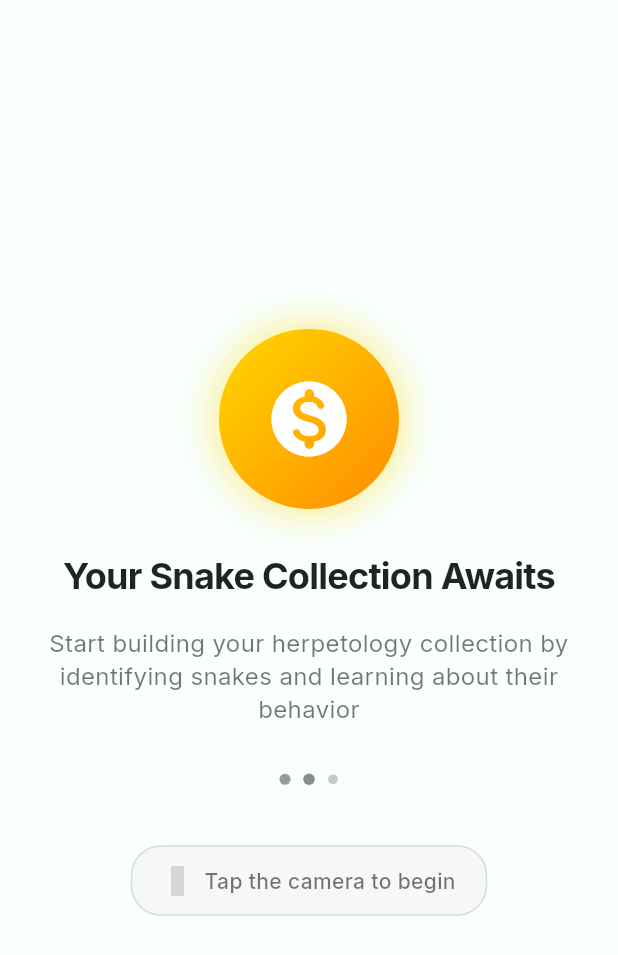
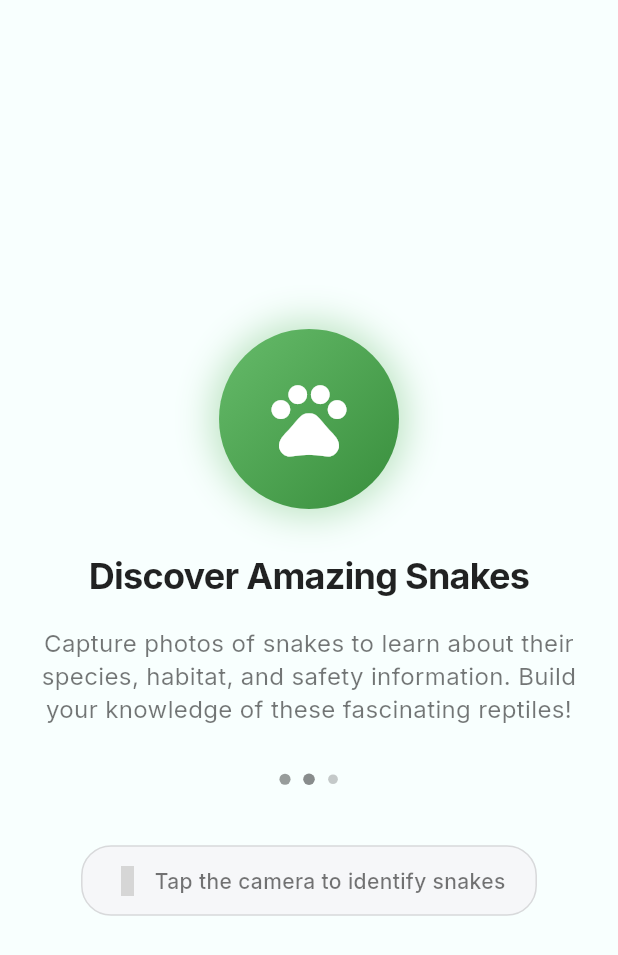
Before and after one commit to ivantrj/RockIdentifier, a Flutter app: the _BouncyEmptyState widget shown alone on an empty page, opened directly with empty values, on a phone screen of 412 x 824 dp. Shown: the top 955 px of the screen. Run offline on Flutter 3.47's test engine with Material 3 defaults, Android fonts, the phone set to English and light mode, and no system bars; our stand-ins replace connectivity_plus, get_it, google_fonts, hugeicons, image_picker, in_app_review and 3 more; missing offline and left inert: fimber, purchases_flutter; accounts and stored records are empty; grey boxes are pictures that could not be loaded.

Commit message:
Refactor error handling and UI elements in library screen for snake identification.

```diff
--- a/lib/features/library/view/library_screen.dart
+++ b/lib/features/library/view/library_screen.dart
@@ -161,14 +161,14 @@ class _LibraryScreenBodyState extends State<_LibraryScreenBody> {
           LoggingService.warning('Error closing loading dialog in catch block', tag: 'LibraryScreen');
         }
 
-        // Check for NOT_coin error with more robust detection
+        // Check for NOT_SNAKE error with more robust detection
         final errorMessage = e.toString().toLowerCase();
-        if (errorMessage.contains('not_coin') ||
-            errorMessage.contains('does not contain Snake') ||
-            errorMessage.contains('not Snake') ||
-            errorMessage.contains('no Snake') ||
-            errorMessage.contains('modern item') ||
-            errorMessage.contains('not artifact')) {
+        if (errorMessage.contains('not_snake') ||
+            errorMessage.contains('does not contain snake') ||
+            errorMessage.contains('not snake') ||
+            errorMessage.contains('no snake') ||
+            errorMessage.contains('not a snake') ||
+            errorMessage.contains('not reptile')) {
           LoggingService.info('Image identified as not a snake - showing dialog', tag: 'LibraryScreen');
           showDialog(
             context: context,
@@ -495,26 +495,26 @@ class _BouncyEmptyStateState extends State<_BouncyEmptyState> with TickerProvide
                         end: Alignment.bottomRight,
                         colors: widget.isDarkMode
                             ? [
-                                const Color(0xFFFFD700), // Gold
-                                const Color(0xFFFFA500), // Orange
+                                const Color(0xFF4CAF50), // Forest Green
+                                const Color(0xFF2E7D32), // Dark Green
                               ]
                             : [
-                                const Color(0xFFFFD700), // Gold
-                                const Color(0xFFFF8C00), // Dark Orange
+                                const Color(0xFF66BB6A), // Light Green
+                                const Color(0xFF388E3C), // Medium Green
                               ],
                       ),
                       boxShadow: [
                         BoxShadow(
                           color: widget.isDarkMode
-                              ? const Color(0xFFFFD700).withValues(alpha: 0.3)
-                              : const Color(0xFFFFD700).withValues(alpha: 0.4),
+                              ? const Color(0xFF4CAF50).withValues(alpha: 0.3)
+                              : const Color(0xFF66BB6A).withValues(alpha: 0.4),
                           blurRadius: 20,
                           spreadRadius: 5,
                         ),
                       ],
                     ),
                     child: Icon(
-                      Icons.monetization_on_rounded,
+                      Icons.pets_rounded,
                       size: 60,
                       color: Colors.white,
                     ),
@@ -531,7 +531,7 @@ class _BouncyEmptyStateState extends State<_BouncyEmptyState> with TickerProvide
                 return Transform.scale(
                   scale: _bounceAnimation.value,
                   child: Text(
-                    'Your Snake Collection Awaits',
+                    'Discover Amazing Snakes',
                     style: TextStyle(
                       fontSize: 24,
                       fontWeight: FontWeight.w700,
@@ -547,7 +547,7 @@ class _BouncyEmptyStateState extends State<_BouncyEmptyState> with TickerProvide
 
             // Subtitle with better typography
             Text(
-              'Start building your herpetology collection by identifying snakes and learning about their behavior',
+              'Capture photos of snakes to learn about their species, habitat, and safety information. Build your knowledge of these fascinating reptiles!',
               style: TextStyle(
                 fontSize: 16,
                 color: widget.isDarkMode ? Colors.white70 : Colors.black54,
@@ -593,7 +593,7 @@ class _BouncyEmptyStateState extends State<_BouncyEmptyState> with TickerProvide
                   ),
                   const SizedBox(width: 8),
                   Text(
-                    'Tap the camera to begin',
+                    'Tap the camera to identify snakes',
                     style: TextStyle(
                       fontSize: 14,
                       fontWeight: FontWeight.w500,
```
